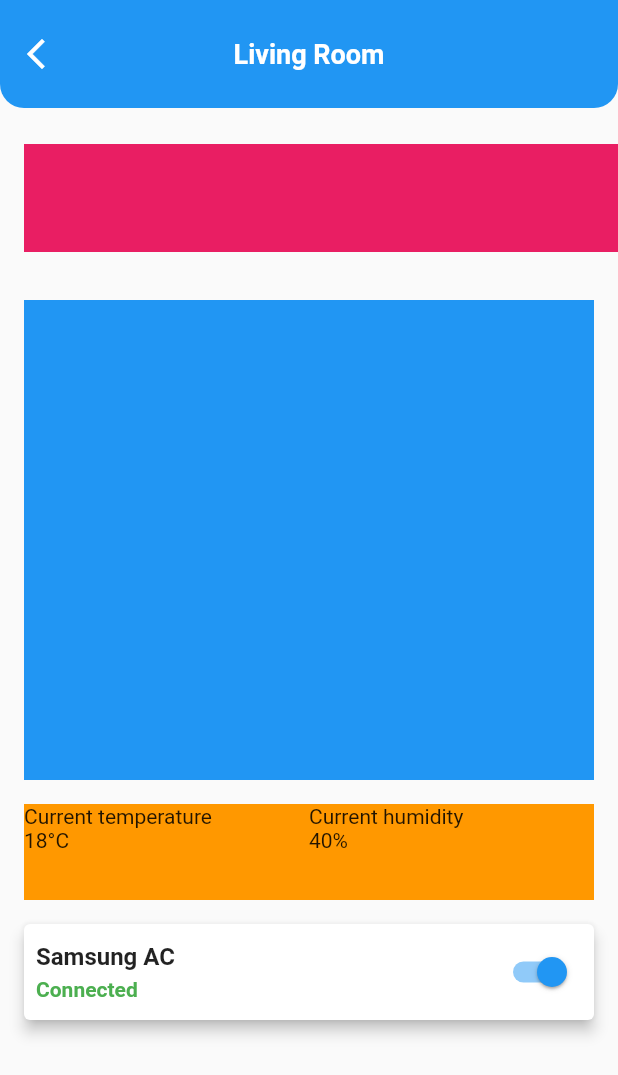
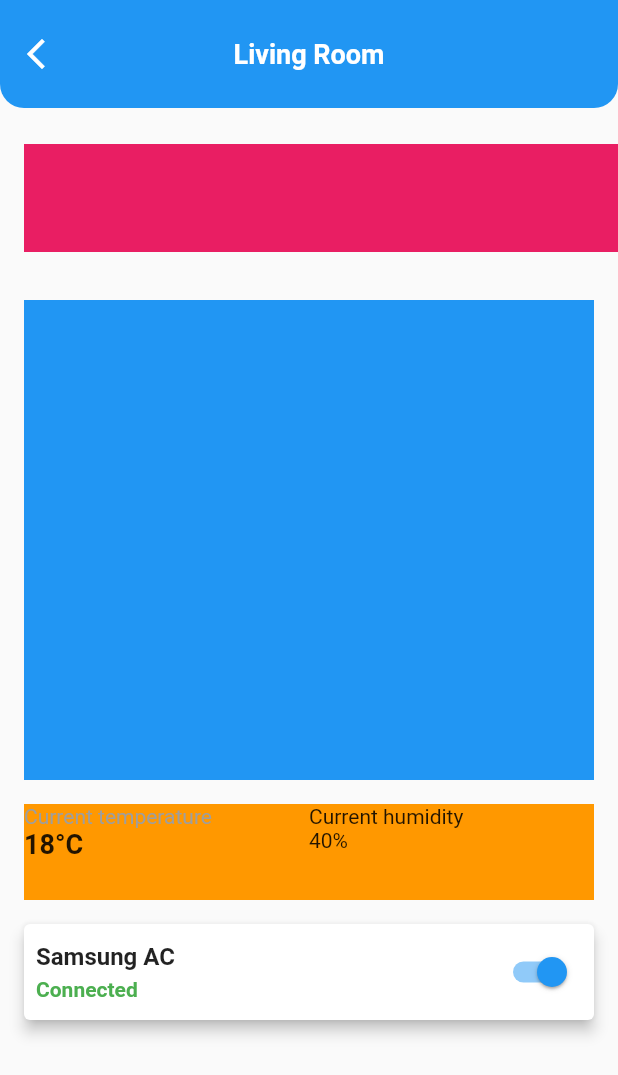
Before and after one commit to JAICHANGPARK/flutter_notebook_18th_story, a Flutter app: the screen it shows after launch, on a phone screen of 412 x 824 dp. Shown: the top 1075 px of the screen. Run offline on Flutter 3.47's test engine with Material 2 defaults, Android fonts, the phone set to English and light mode, and no system bars; our stand-ins replace cached_network_image, dotted_border, flutter_lorem, flutter_riverpod, flutter_svg, freezed_annotation and 4 more.

Commit message:
Update smart_home_control_page.dart

```diff
--- a/lib/ep1098_smart_home_ui/src/smart_home_control_page.dart
+++ b/lib/ep1098_smart_home_ui/src/smart_home_control_page.dart
@@ -72,15 +72,28 @@ class _SmartHomeControlPageState extends State<SmartHomeControlPage> {
                 height: 64,
                 color: Colors.orange,
                 child: Row(
-                  children:  [
-                    Expanded(child: Column(
+                  children: [
+                    Expanded(
+                        child: Column(
                       crossAxisAlignment: CrossAxisAlignment.start,
                       children: const [
-                        Text("Current temperature"),
-                        Text("18°C"),
+                        Text(
+                          "Current temperature",
+                          style: TextStyle(
+                            color: Colors.grey,
+                          ),
+                        ),
+                        Text(
+                          "18°C",
+                          style: TextStyle(
+                            fontSize: 18,
+                            fontWeight: FontWeight.bold,
+                          ),
+                        ),
                       ],
                     )),
-                    Expanded(child: Column(
+                    Expanded(
+                        child: Column(
                       crossAxisAlignment: CrossAxisAlignment.start,
                       children: const [
                         Text("Current humidity"),
@@ -104,17 +117,16 @@ class _SmartHomeControlPageState extends State<SmartHomeControlPage> {
                         children: const [
                           Text(
                             "Samsung AC",
+                            style: TextStyle(fontSize: 16, fontWeight: FontWeight.bold, color: Colors.black87),
+                          ),
+                          SizedBox(height: 4),
+                          Text(
+                            "Connected",
                             style: TextStyle(
-                              fontSize: 16,
+                              color: Colors.green,
                               fontWeight: FontWeight.bold,
-                              color: Colors.black87
                             ),
                           ),
-                          SizedBox(height: 4),
-                          Text("Connected", style: TextStyle(
-                            color: Colors.green,
-                            fontWeight: FontWeight.bold,
-                          ),),
                         ],
                       ),
                       Spacer(),
```
